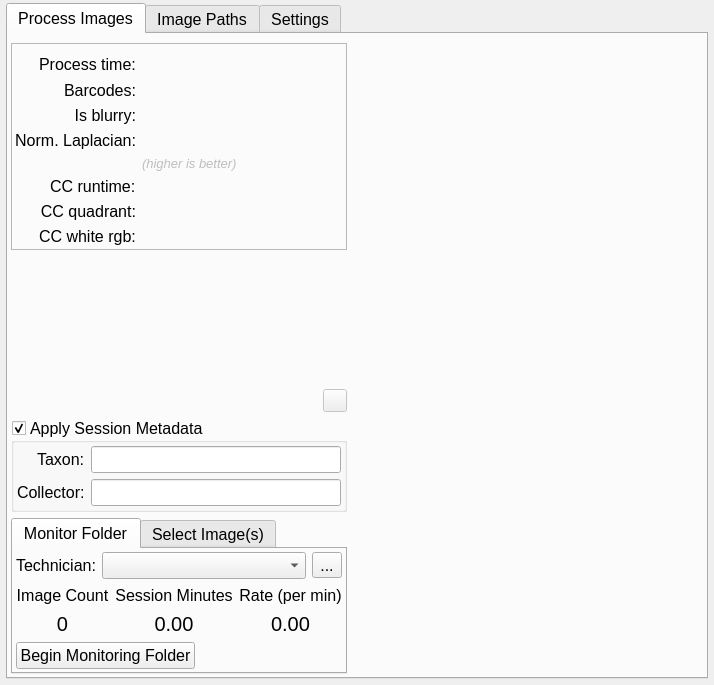
CapPow/HerbASAP, file ui/postProcessingUI.ui: the form before one commit.
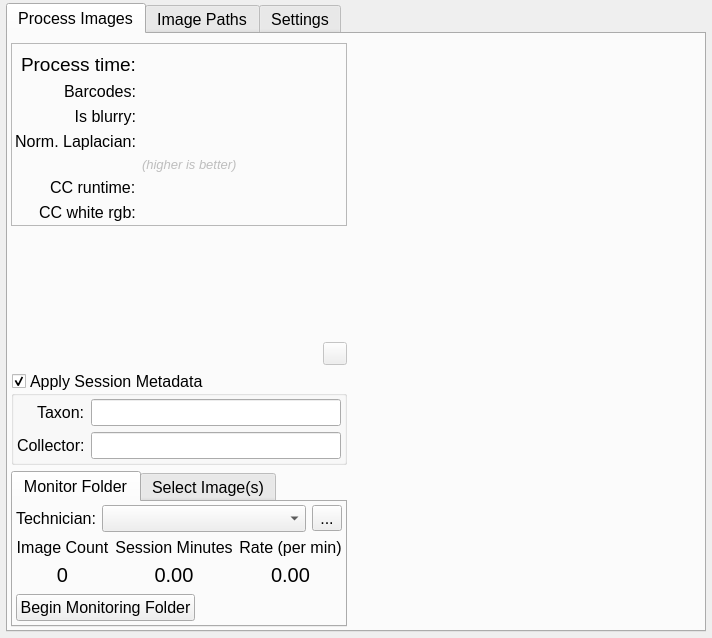
The form after the commit. Icons and pictures are not drawn.

```diff
--- a/ui/postProcessingUI.ui
+++ b/ui/postProcessingUI.ui
@@ -7,8 +7,8 @@
    <rect>
     <x>0</x>
     <y>0</y>
-    <width>714</width>
-    <height>685</height>
+    <width>712</width>
+    <height>638</height>
    </rect>
   </property>
   <property name="windowTitle">
@@ -61,11 +61,14 @@
         <item row="0" column="0">
          <layout class="QHBoxLayout" name="horizontalLayout_5" stretch="0,1">
           <item>
-           <layout class="QVBoxLayout" name="verticalLayout_4" stretch="1,2,1,1">
+           <layout class="QVBoxLayout" name="verticalLayout_4" stretch="0,1,0,1">
+            <property name="sizeConstraint">
+             <enum>QLayout::SetDefaultConstraint</enum>
+            </property>
             <item>
              <widget class="QFrame" name="frame_diagnostics">
               <property name="sizePolicy">
-               <sizepolicy hsizetype="Expanding" vsizetype="Expanding">
+               <sizepolicy hsizetype="Minimum" vsizetype="Minimum">
                 <horstretch>0</horstretch>
                 <verstretch>0</verstretch>
                </sizepolicy>
@@ -99,6 +102,11 @@
                </property>
                <item row="0" column="0">
                 <widget class="QLabel" name="label_35">
+                 <property name="font">
+                  <font>
+                   <pointsize>14</pointsize>
+                  </font>
+                 </property>
                  <property name="text">
                   <string>Process time:</string>
                  </property>
@@ -161,6 +169,13 @@
                </item>
                <item row="3" column="1">
                 <widget class="QLabel" name="label_lapnorm">
+                 <property name="font">
+                  <font>
+                   <pointsize>12</pointsize>
+                   <weight>75</weight>
+                   <bold>true</bold>
+                  </font>
+                 </property>
                  <property name="text">
                   <string/>
                  </property>
@@ -199,37 +214,20 @@
                  </property>
                 </widget>
                </item>
-               <item row="6" column="0">
-                <widget class="QLabel" name="label_26">
-                 <property name="text">
-                  <string>CC quadrant:</string>
-                 </property>
-                 <property name="alignment">
-                  <set>Qt::AlignRight|Qt::AlignTrailing|Qt::AlignVCenter</set>
-                 </property>
-                </widget>
-               </item>
                <item row="6" column="1">
-                <widget class="QLabel" name="label_quad">
+                <widget class="QLabel" name="label_whitergb">
                  <property name="text">
                   <string/>
                  </property>
                 </widget>
                </item>
-               <item row="7" column="0">
+               <item row="6" column="0">
                 <widget class="QLabel" name="label_20">
                  <property name="text">
                   <string>CC white rgb:</string>
                  </property>
                 </widget>
                </item>
-               <item row="7" column="1">
-                <widget class="QLabel" name="label_whitergb">
-                 <property name="text">
-                  <string/>
-                 </property>
-                </widget>
-               </item>
               </layout>
              </widget>
             </item>
@@ -279,7 +277,7 @@
                 <property name="minimumSize">
                  <size>
                   <width>0</width>
-                  <height>75</height>
+                  <height>50</height>
                  </size>
                 </property>
                 <property name="text">
@@ -295,7 +293,7 @@
             <item>
              <widget class="QGroupBox" name="formGroupBox_sessionMetadata">
               <property name="sizePolicy">
-               <sizepolicy hsizetype="Expanding" vsizetype="Expanding">
+               <sizepolicy hsizetype="Minimum" vsizetype="Minimum">
                 <horstretch>0</horstretch>
                 <verstretch>0</verstretch>
                </sizepolicy>
@@ -372,6 +370,12 @@
                <bool>false</bool>
               </property>
               <widget class="QWidget" name="gridTabWidget_sessionSelect">
+               <property name="sizePolicy">
+                <sizepolicy hsizetype="Expanding" vsizetype="Expanding">
+                 <horstretch>0</horstretch>
+                 <verstretch>0</verstretch>
+                </sizepolicy>
+               </property>
                <attribute name="title">
                 <string>Monitor Folder</string>
                </attribute>
@@ -388,7 +392,33 @@
                 <property name="bottomMargin">
                  <number>3</number>
                 </property>
-                <item row="0" column="0" colspan="2">
+                <item row="2" column="0">
+                 <widget class="QPushButton" name="pushButton_toggleMonitoring">
+                  <property name="text">
+                   <string>Begin Monitoring Folder</string>
+                  </property>
+                 </widget>
+                </item>
+                <item row="2" column="2">
+                 <widget class="QLabel" name="label_speedAnimal">
+                  <property name="sizePolicy">
+                   <sizepolicy hsizetype="Expanding" vsizetype="Expanding">
+                    <horstretch>0</horstretch>
+                    <verstretch>0</verstretch>
+                   </sizepolicy>
+                  </property>
+                  <property name="text">
+                   <string/>
+                  </property>
+                  <property name="scaledContents">
+                   <bool>false</bool>
+                  </property>
+                  <property name="alignment">
+                   <set>Qt::AlignCenter</set>
+                  </property>
+                 </widget>
+                </item>
+                <item row="0" column="0" colspan="3">
                  <layout class="QHBoxLayout" name="horizontalLayout_6" stretch="0,2,0">
                   <property name="spacing">
                    <number>6</number>
@@ -422,21 +452,8 @@
                   </item>
                  </layout>
                 </item>
-                <item row="2" column="1">
-                 <widget class="QLabel" name="label_speedAnimal">
-                  <property name="text">
-                   <string/>
-                  </property>
-                  <property name="scaledContents">
-                   <bool>false</bool>
-                  </property>
-                  <property name="alignment">
-                   <set>Qt::AlignCenter</set>
-                  </property>
-                 </widget>
-                </item>
-                <item row="1" column="0" colspan="2">
-                 <layout class="QGridLayout" name="gridLayout_20" columnstretch="1,1,1,0">
+                <item row="1" column="0" colspan="3">
+                 <layout class="QGridLayout" name="gridLayout_20" columnstretch="1,0,0,0">
                   <item row="1" column="3">
                    <widget class="QLabel" name="label_rate">
                     <property name="font">
@@ -458,37 +475,6 @@
                     </property>
                    </widget>
                   </item>
-                  <item row="0" column="1">
-                   <widget class="QLabel" name="label_31">
-                    <property name="text">
-                     <string>Image Count</string>
-                    </property>
-                    <property name="alignment">
-                     <set>Qt::AlignCenter</set>
-                    </property>
-                   </widget>
-                  </item>
-                  <item row="1" column="1">
-                   <widget class="QLabel" name="label_imgCount">
-                    <property name="font">
-                     <font>
-                      <pointsize>15</pointsize>
-                     </font>
-                    </property>
-                    <property name="text">
-                     <string>0</string>
-                    </property>
-                    <property name="scaledContents">
-                     <bool>true</bool>
-                    </property>
-                    <property name="alignment">
-                     <set>Qt::AlignCenter</set>
-                    </property>
-                    <property name="textInteractionFlags">
-                     <set>Qt::LinksAccessibleByMouse|Qt::TextSelectableByMouse</set>
-                    </property>
-                   </widget>
-                  </item>
                   <item row="0" column="3">
                    <widget class="QLabel" name="label_32">
                     <property name="text">
@@ -530,14 +516,51 @@
                     </property>
                    </widget>
                   </item>
+                  <item row="1" column="1">
+                   <widget class="QLabel" name="label_imgCount">
+                    <property name="font">
+                     <font>
+                      <pointsize>15</pointsize>
+                     </font>
+                    </property>
+                    <property name="text">
+                     <string>0</string>
+                    </property>
+                    <property name="scaledContents">
+                     <bool>true</bool>
+                    </property>
+                    <property name="alignment">
+                     <set>Qt::AlignCenter</set>
+                    </property>
+                    <property name="textInteractionFlags">
+                     <set>Qt::LinksAccessibleByMouse|Qt::TextSelectableByMouse</set>
+                    </property>
+                   </widget>
+                  </item>
+                  <item row="0" column="1">
+                   <widget class="QLabel" name="label_31">
+                    <property name="text">
+                     <string>Image Count</string>
+                    </property>
+                    <property name="alignment">
+                     <set>Qt::AlignCenter</set>
+                    </property>
+                   </widget>
+                  </item>
                  </layout>
                 </item>
-                <item row="2" column="0">
-                 <widget class="QPushButton" name="pushButton_toggleMonitoring">
-                  <property name="text">
-                   <string>Begin Monitoring Folder</string>
+                <item row="2" column="1">
+                 <spacer name="verticalSpacer_3">
+                  <property name="orientation">
+                   <enum>Qt::Vertical</enum>
                   </property>
-                 </widget>
+                  <property name="sizeHint" stdset="0">
+                   <size>
+                    <width>20</width>
+                    <height>40</height>
+                   </size>
+                  </property>
+                 </spacer>
                 </item>
                </layout>
               </widget>
```
Left out of the diff: 6 changed lines with no effect on the pictures.
